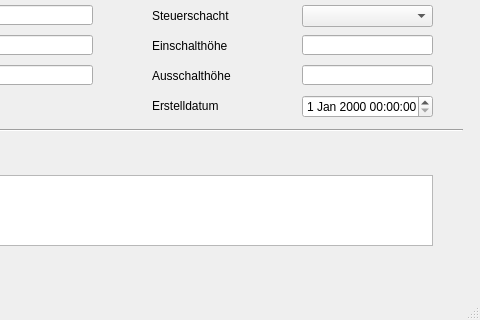
Old version of the form qkan/importhe/templates/pumpen.ui in the repository hoettges/QKan; both pictures show x 168 to 648 and y 125 to 445 of the 648 by 445 pixel window.
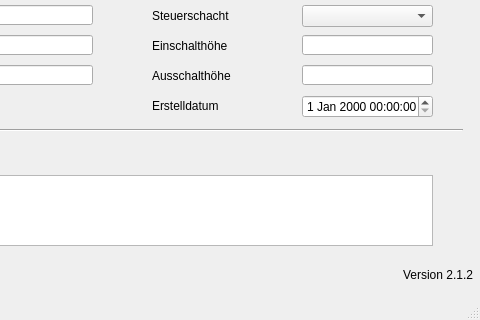
New version of the form. Custom widgets are drawn as their Qt base class.

The edit to the form file:
```diff
--- a/qkan/importhe/templates/pumpen.ui
+++ b/qkan/importhe/templates/pumpen.ui
@@ -339,6 +339,25 @@
      </rect>
     </property>
    </widget>
+   <widget class="QLabel" name="lb_version">
+    <property name="geometry">
+     <rect>
+      <x>570</x>
+      <y>390</y>
+      <width>71</width>
+      <height>20</height>
+     </rect>
+    </property>
+    <property name="toolTip">
+     <string>Version QKan Import</string>
+    </property>
+    <property name="text">
+     <string>Version 2.1.2</string>
+    </property>
+    <property name="alignment">
+     <set>Qt::AlignRight|Qt::AlignTrailing|Qt::AlignVCenter</set>
+    </property>
+   </widget>
   </widget>
   <widget class="QMenuBar" name="menubar">
    <property name="geometry">
```
